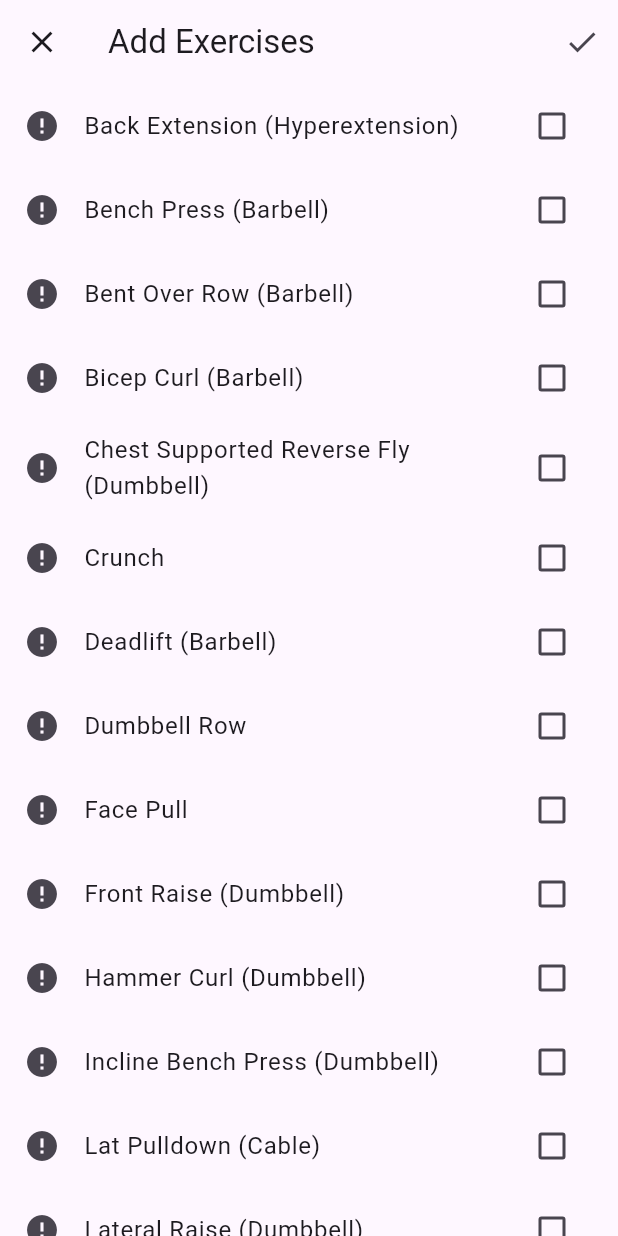
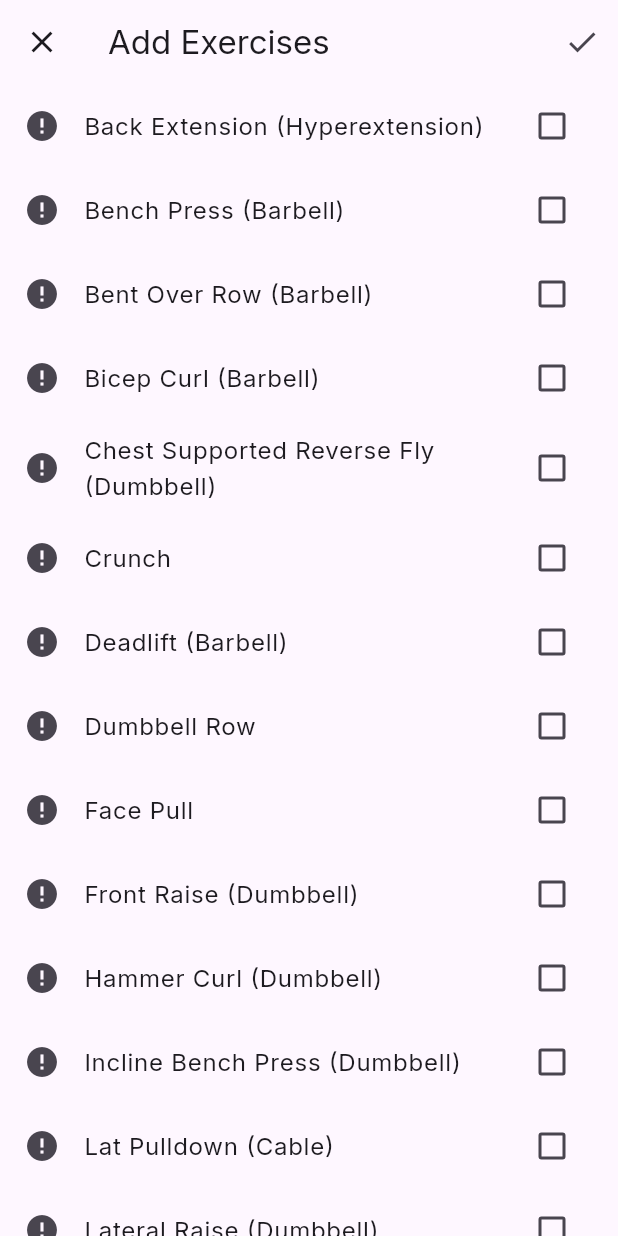
Before and after one commit to adamdorogi/leeft-app, a Flutter app: the CreateRoutineScreen screen opened directly with empty values, after a tap on "Add Exercises", on a phone screen of 412 x 824 dp. Run offline on Flutter 3.47's test engine with Material 3 defaults, Android fonts, the phone set to English and light mode, and no system bars; our stand-ins replace freezed_annotation, go_router, google_fonts; network calls fail.

Commit message:
Add themes

```diff
--- a/lib/ui/app/app.dart
+++ b/lib/ui/app/app.dart
@@ -2,6 +2,7 @@ import 'package:flutter/material.dart';
 
 import 'package:leeft/l10n/app_localizations.dart';
 import 'package:leeft/router/router.dart';
+import 'package:leeft/ui/core/themes.dart';
 
 /// A Flutter application for tracking gym workouts.
 class App extends StatelessWidget {
@@ -14,7 +15,8 @@ class App extends StatelessWidget {
       routerConfig: router,
       localizationsDelegates: AppLocalizations.localizationsDelegates,
       supportedLocales: AppLocalizations.supportedLocales,
-      darkTheme: ThemeData.dark(),
+      theme: Themes.lightTheme,
+      darkTheme: Themes.darkTheme,
     );
   }
 }
--- /dev/null
+++ b/lib/ui/core/themes.dart
@@ -0,0 +1,17 @@
+import 'package:flutter/material.dart';
+
+import 'package:google_fonts/google_fonts.dart';
+
+/// A collection of themes.
+abstract final class Themes {
+  /// The theme for the light [ThemeMode].
+  static final lightTheme = ThemeData(
+    textTheme: GoogleFonts.interTextTheme(),
+  );
+
+  /// The theme for the dark [ThemeMode].
+  static final darkTheme = ThemeData(
+    brightness: .dark,
+    textTheme: GoogleFonts.interTextTheme(),
+  );
+}
--- a/pubspec.yaml
+++ b/pubspec.yaml
@@ -13,6 +13,7 @@ dependencies:
     sdk: flutter
   freezed_annotation: ^3.1.0
   go_router: ^17.0.1
+  google_fonts: ^6.3.3
   http: ^1.6.0
   json_annotation: ^4.9.0
   logging: ^1.3.0
```
Also changed, not shown: pubspec.lock.
